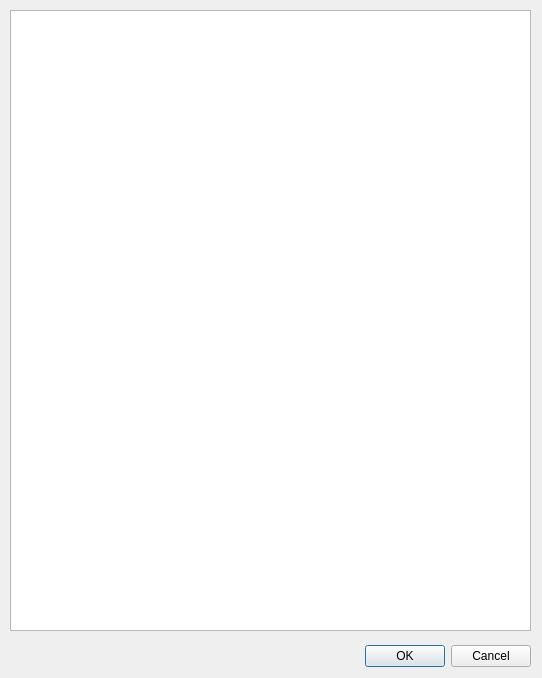
Before: the Qt Designer form forms/ui_tuflowqgis_integrityOutput.ui in EllisSymons/forUKOffice, drawn with Qt 5.
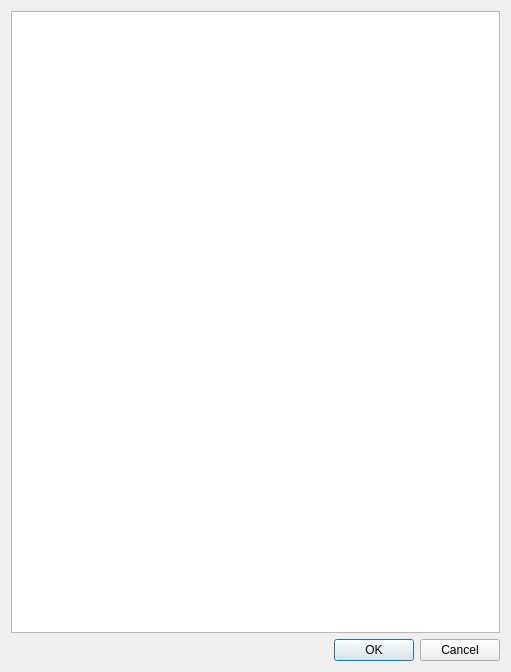
After: the same form once the commit is applied.

```diff
--- a/forms/ui_tuflowqgis_integrityOutput.ui
+++ b/forms/ui_tuflowqgis_integrityOutput.ui
@@ -6,22 +6,19 @@
    <rect>
     <x>0</x>
     <y>0</y>
-    <width>542</width>
-    <height>678</height>
+    <width>511</width>
+    <height>672</height>
    </rect>
   </property>
   <property name="windowTitle">
    <string>1D Integrity Output</string>
   </property>
+  <layout class="QGridLayout" name="gridLayout">
+   <item row="0" column="0">
+    <widget class="QTextBrowser" name="textBrowser"/>
+   </item>
+   <item row="1" column="0">
   <widget class="QDialogButtonBox" name="buttonBox">
-   <property name="geometry">
-    <rect>
-     <x>190</x>
-     <y>640</y>
-     <width>341</width>
-     <height>32</height>
-    </rect>
-   </property>
    <property name="orientation">
     <enum>Qt::Horizontal</enum>
    </property>
@@ -29,16 +26,8 @@
     <set>QDialogButtonBox::Cancel|QDialogButtonBox::Ok</set>
    </property>
   </widget>
-  <widget class="QTextBrowser" name="textBrowser">
-   <property name="geometry">
-    <rect>
-     <x>10</x>
-     <y>10</y>
-     <width>521</width>
-     <height>621</height>
-    </rect>
-   </property>
-  </widget>
+   </item>
+  </layout>
  </widget>
  <resources/>
  <connections>
```
Lines whose indentation alone changed are shown as unchanged.
